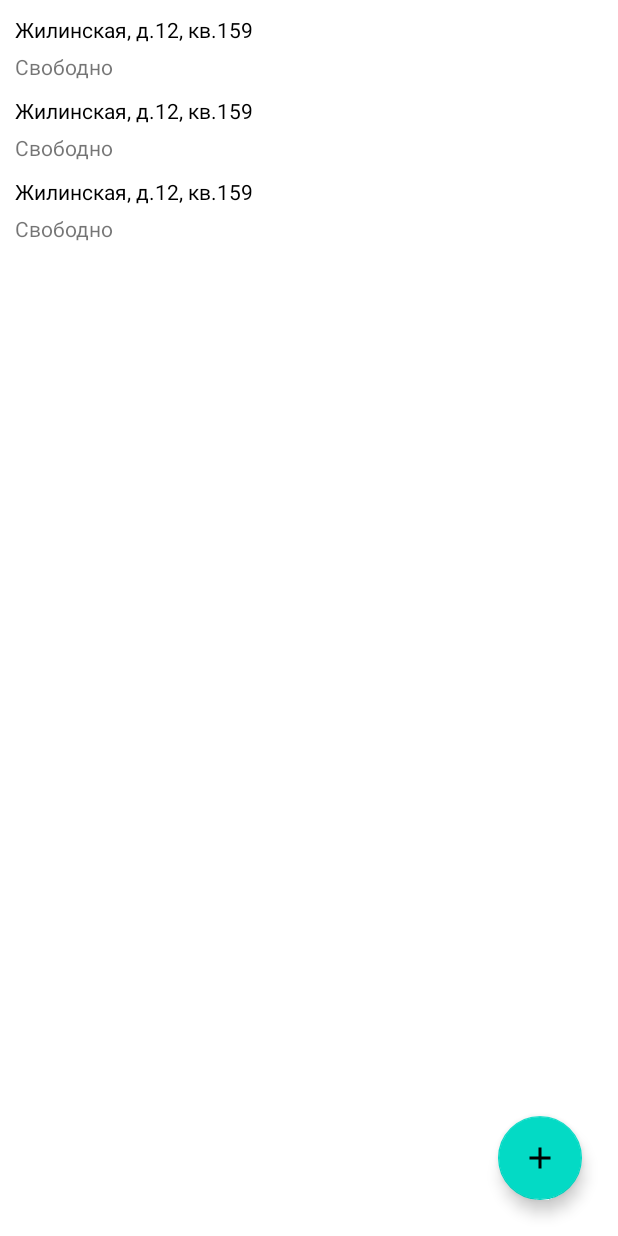
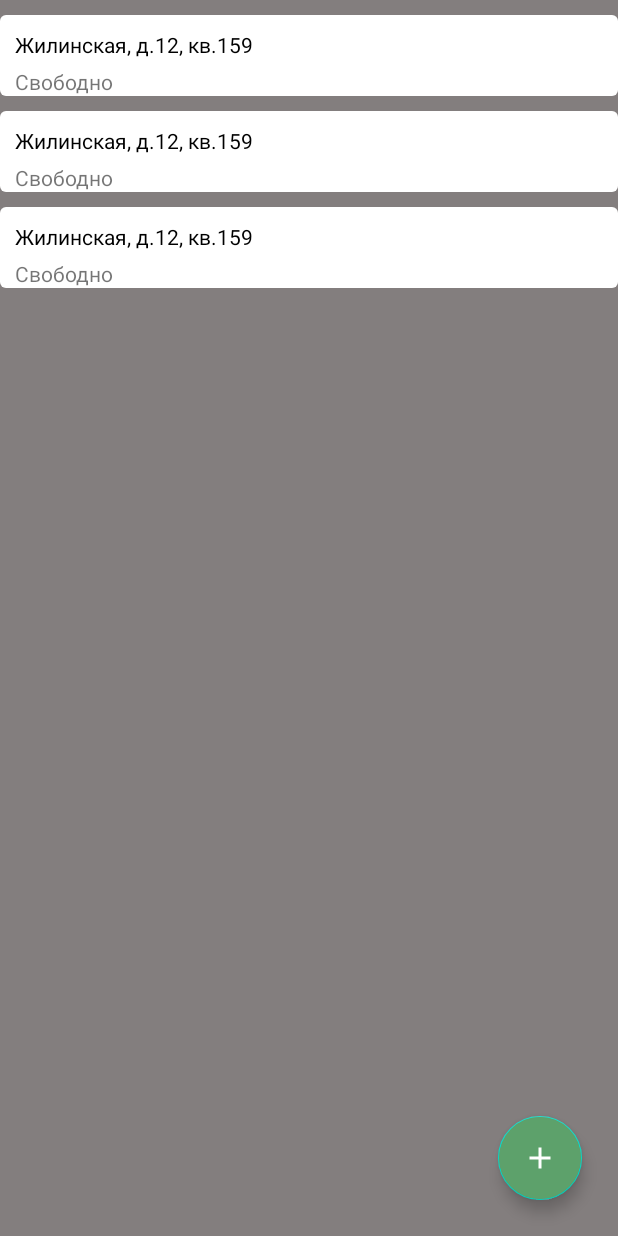
Before and after one commit to butterbean1/EasyRent, an Android app: the layout fragment_rooms_list.xml on its own in the app's theme, with its tools: preview values and no code run, on a phone screen of 412 x 824 dp. Run offline under Robolectric (Android 15) with nearby library versions, the phone set to English and light mode, and no system bars.

Commit message:
interface changed bugs fixed

```diff
--- a/app/build.gradle
+++ b/app/build.gradle
@@ -12,7 +12,7 @@ android {
 
     defaultConfig {
         applicationId "ru.butterbean.easyrent"
-        minSdkVersion 16
+        minSdkVersion 23
         targetSdkVersion 30
         versionCode 1
         versionName "1.0"
--- a/app/src/main/java/ru/butterbean/easyrent/database/MainDatabase.kt
+++ b/app/src/main/java/ru/butterbean/easyrent/database/MainDatabase.kt
@@ -8,9 +8,11 @@ import ru.butterbean.easyrent.DATABASE_NAME
 import ru.butterbean.easyrent.database.dao.GuestDao
 import ru.butterbean.easyrent.database.dao.ReserveDao
 import ru.butterbean.easyrent.database.dao.RoomDao
+import ru.butterbean.easyrent.models.GuestData
+import ru.butterbean.easyrent.models.ReserveData
 import ru.butterbean.easyrent.models.RoomData
 
-@Database(entities=[RoomData::class],version=1,exportSchema = false)
+@Database(entities=[RoomData::class,GuestData::class,ReserveData::class],version=1,exportSchema = false)
 abstract class MainDatabase: RoomDatabase(){
     abstract fun roomDao(): RoomDao
     abstract fun guestDao(): GuestDao
--- a/app/src/main/java/ru/butterbean/easyrent/database/dao/GuestDao.kt
+++ b/app/src/main/java/ru/butterbean/easyrent/database/dao/GuestDao.kt
@@ -19,7 +19,7 @@ interface GuestDao {
     @Query("DELETE FROM $TABLE_GUESTS_NAME")
     suspend fun deleteAllGuests()
 
-    @Query("SELECT * $TABLE_GUESTS_NAME ORDER BY id ASC")
+    @Query("SELECT * FROM $TABLE_GUESTS_NAME ORDER BY id ASC")
     fun readAllGuests(): LiveData<List<GuestData>>
 
 }
--- a/app/src/main/java/ru/butterbean/easyrent/database/dao/ReserveDao.kt
+++ b/app/src/main/java/ru/butterbean/easyrent/database/dao/ReserveDao.kt
@@ -19,7 +19,7 @@ interface ReserveDao {
     @Query("DELETE FROM $TABLE_RESERVES_NAME")
     suspend fun deleteAllReserves()
 
-    @Query("SELECT * $TABLE_RESERVES_NAME ORDER BY id ASC")
+    @Query("SELECT * FROM $TABLE_RESERVES_NAME ORDER BY id ASC")
     fun readAllReserves(): LiveData<List<ReserveData>>
 
 }
--- a/app/src/main/java/ru/butterbean/easyrent/screens/ChangeRoomFragment.kt
+++ b/app/src/main/java/ru/butterbean/easyrent/screens/ChangeRoomFragment.kt
@@ -62,7 +62,7 @@ class ChangeRoomFragment : Fragment() {
         mIsNew = args.currentRoom.name.isEmpty()
 
         if (mIsNew){
-            APP_ACTIVITY.supportActionBar?.title = "Новое помещение"
+            APP_ACTIVITY.supportActionBar?.title = getString(R.string.new_room)
         }else{
             APP_ACTIVITY.supportActionBar?.title = args.currentRoom.name
         }
--- a/app/src/main/res/drawable/ic_add.xml
+++ b/app/src/main/res/drawable/ic_add.xml
@@ -1,5 +1,5 @@
-<vector android:height="24dp" android:tint="#FFFFFF"
+<vector android:height="24dp" android:color="#FFFFFF"
     android:viewportHeight="24" android:viewportWidth="24"
     android:width="24dp" xmlns:android="http://schemas.android.com/apk/res/android">
-    <path android:fillColor="@android:color/white" android:pathData="M19,13h-6v6h-2v-6H5v-2h6V5h2v6h6v2z"/>
+    <path android:fillColor="@color/white" android:pathData="M19,13h-6v6h-2v-6H5v-2h6V5h2v6h6v2z"/>
 </vector>
--- /dev/null
+++ b/app/src/main/res/drawable/ripple_effect.xml
@@ -0,0 +1,10 @@
+<?xml version="1.0" encoding="utf-8"?>
+<ripple xmlns:android="http://schemas.android.com/apk/res/android"
+    android:color="@color/grey">
+    <item android:state_pressed="true">
+        <shape android:shape="rectangle">
+            <solid android:color="@color/white" />
+            <corners android:radius="@dimen/ripple_effect_radius" />
+        </shape>
+    </item>
+</ripple>
--- a/app/src/main/res/layout/fragment_rooms_list.xml
+++ b/app/src/main/res/layout/fragment_rooms_list.xml
@@ -10,19 +10,22 @@
         android:id="@+id/rooms_recycler_view"
         android:layout_width="match_parent"
         android:layout_height="match_parent"
-        tools:listitem="@layout/room_item"
+        android:background="@color/grey"
         app:layoutManager="androidx.recyclerview.widget.LinearLayoutManager"
         app:layout_constraintBottom_toBottomOf="parent"
         app:layout_constraintEnd_toEndOf="parent"
+        app:layout_constraintHorizontal_bias="0.0"
         app:layout_constraintStart_toStartOf="parent"
-        app:layout_constraintTop_toTopOf="parent" />
+        app:layout_constraintTop_toTopOf="parent"
+        app:layout_constraintVertical_bias="0.0"
+        tools:listitem="@layout/room_item" />
 
     <com.google.android.material.floatingactionbutton.FloatingActionButton
         android:id="@+id/rooms_btn_add"
+        style="@style/floating_btn"
         android:src="@drawable/ic_add"
-        style="@style/floating_btn"
+        app:tint="@color/white"
         app:layout_constraintBottom_toBottomOf="parent"
-        app:layout_constraintEnd_toEndOf="parent"
-         />
+        app:layout_constraintEnd_toEndOf="parent" />
 
 </androidx.constraintlayout.widget.ConstraintLayout>
--- a/app/src/main/res/layout/room_item.xml
+++ b/app/src/main/res/layout/room_item.xml
@@ -2,6 +2,7 @@
 <androidx.constraintlayout.widget.ConstraintLayout xmlns:android="http://schemas.android.com/apk/res/android"
     android:layout_width="match_parent"
     android:layout_height="wrap_content"
+    style="@style/recycle_view_item"
     xmlns:app="http://schemas.android.com/apk/res-auto">
 
     <TextView
--- a/app/src/main/res/values/colors.xml
+++ b/app/src/main/res/values/colors.xml
@@ -7,4 +7,6 @@
     <color name="teal_700">#FF018786</color>
     <color name="black">#FF000000</color>
     <color name="white">#FFFFFFFF</color>
+    <color name="grey">#837E7E</color>
+    <color name="green">#5DA16B</color>
 </resources>
--- a/app/src/main/res/values/dimens.xml
+++ b/app/src/main/res/values/dimens.xml
@@ -3,4 +3,5 @@
     <dimen name="app_margin">10dp</dimen>
     <dimen name="normal_text_size">16sp</dimen>
     <dimen name="floating_btn_margin">24dp</dimen>
+    <dimen name="ripple_effect_radius">4dp</dimen>
 </resources>
--- a/app/src/main/res/values/strings.xml
+++ b/app/src/main/res/values/strings.xml
@@ -6,4 +6,5 @@
     <string name="def_status">Свободно</string>
     <string name="hint_room_name">Название помещения</string>
     <string name="hint_room_address">Адрес помещения</string>
+    <string name="new_room">Новое помещение</string>
 </resources>
--- a/app/src/main/res/values/styles.xml
+++ b/app/src/main/res/values/styles.xml
@@ -13,9 +13,18 @@
         <item name="android:layout_margin">@dimen/floating_btn_margin</item>
         <item name="android:layout_width">wrap_content</item>
         <item name="android:layout_height">wrap_content</item>
-        <item name="android:tint">@color/white</item>
+        <item name="android:color">@color/white</item>
+        <item name="android:backgroundTint">@color/green</item>
         <item name="android:clickable">true</item>
         <item name="android:focusable">true</item>
     </style>
 
+    <style name="recycle_view_item">
+        <item name="android:layout_width">match_parent</item>
+        <item name="android:layout_height">wrap_content</item>
+        <item name="android:clickable">true</item>
+        <item name="android:focusable">true</item>
+        <item name="android:background">@drawable/ripple_effect</item>
+        <item name="android:layout_marginTop">@dimen/app_margin</item>
+    </style>
 </resources>
--- a/app/src/main/res/values/themes.xml
+++ b/app/src/main/res/values/themes.xml
@@ -4,7 +4,7 @@
         <!-- Primary brand color. -->
         <item name="colorPrimary">@color/purple_500</item>
         <item name="colorPrimaryVariant">@color/purple_700</item>
-        <item name="colorOnPrimary">@color/white</item>
+        <item name="colorOnPrimary">@color/grey</item>
         <!-- Secondary brand color. -->
         <item name="colorSecondary">@color/teal_200</item>
         <item name="colorSecondaryVariant">@color/teal_700</item>
```
Also changed, not shown: app/src/main/java/ru/butterbean/easyrent/MainActivity.kt (+13 -1 lines), app/src/main/java/ru/butterbean/easyrent/screens/RoomsListFragment.kt (+6 -1 lines).
